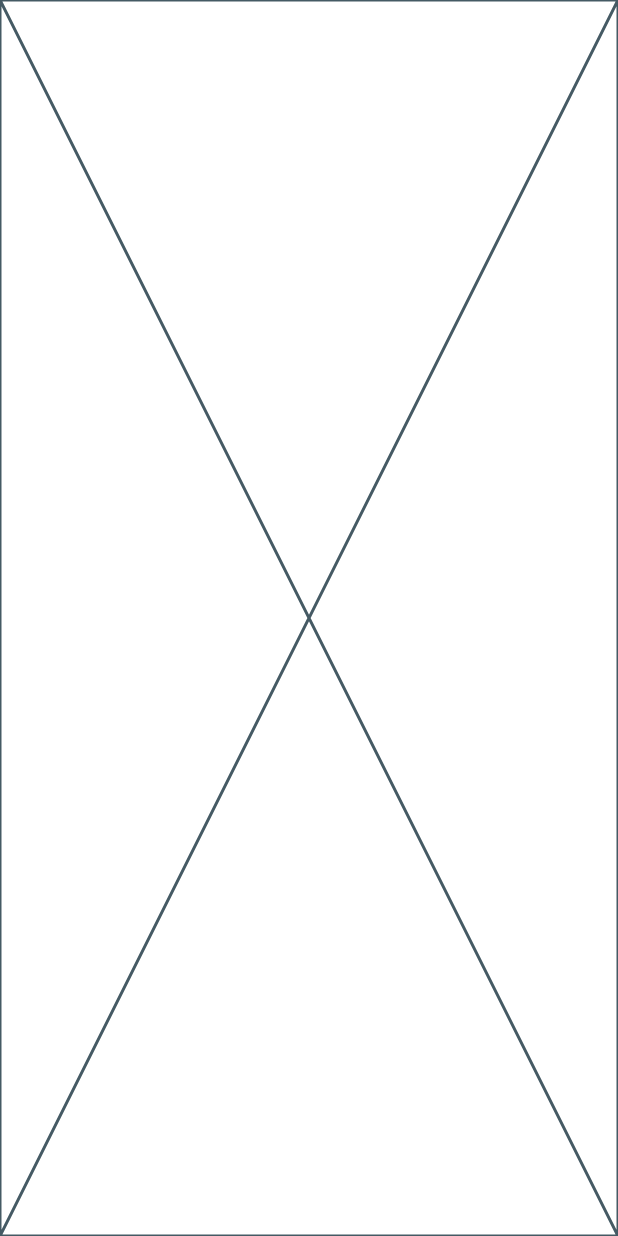
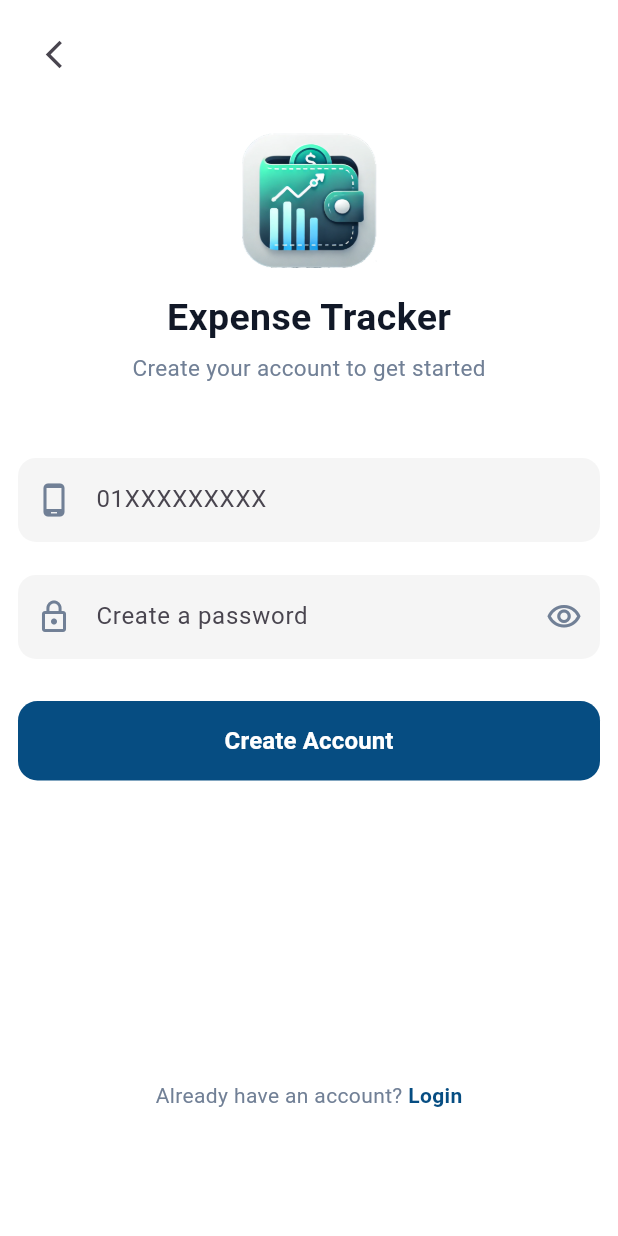
Before and after one commit to mahamudulhasan12/Financial-Tracker, a Flutter app: the screen it shows after launch, on a phone screen of 412 x 824 dp. Run offline on Flutter 3.47's test engine with Material 3 defaults, Android fonts, the phone set to English and light mode, and no system bars; our stand-ins replace get.

Commit message:
authentation screen

```diff
--- /dev/null
+++ b/lib/custom_widget/app_button.dart
@@ -0,0 +1,31 @@
+import 'package:flutter/material.dart';
+
+import 'apptext.dart';
+
+class AppButton extends StatelessWidget {
+  const AppButton({
+    super.key, required this.onPressed, required this.text,
+  });
+  final VoidCallback onPressed;
+  final String text;
+  @override
+  Widget build(BuildContext context) {
+    return ElevatedButton(
+      onPressed: onPressed,
+      style: ElevatedButton.styleFrom(
+        backgroundColor: Color(0xff064D82),
+        foregroundColor: Colors.white,
+        elevation: 0,
+        shape: RoundedRectangleBorder(
+          borderRadius: BorderRadius.circular(13),
+        ),
+      ),
+      child: AppText(
+        text: text,
+        fontSize: 16,
+        fontWeight: FontWeight.bold,
+        colors: Colors.white,
+      ),
+    );
+  }
+}
--- /dev/null
+++ b/lib/custom_widget/app_textfield.dart
@@ -0,0 +1,53 @@
+import 'package:flutter/material.dart';
+
+class AppTextField extends StatelessWidget {
+
+
+  const AppTextField({
+    super.key,
+    required this.hintText,
+    this.controller,
+    this.keyboardType,
+    this.obscureText = false,
+    this.prefixIcon,
+    this.suffixIcon, this.filled, this.color,
+
+  });
+
+  final String hintText;
+  final TextEditingController? controller;
+  final TextInputType? keyboardType;
+  final bool obscureText;
+  final Widget? prefixIcon;
+  final Widget? suffixIcon;
+  final bool? filled;
+  final Color ?color;
+
+
+  @override
+  Widget build(BuildContext context) {
+    return TextFormField(
+      controller: controller,
+      keyboardType: keyboardType,
+      obscureText: obscureText,
+      decoration: InputDecoration(
+        hintText: hintText,
+        prefixIcon: prefixIcon,
+        suffixIcon: suffixIcon,
+        filled: filled ?? true,
+        fillColor:color ?? Colors.grey.shade100,
+        border: OutlineInputBorder(
+          borderRadius: BorderRadius.circular(12),
+          borderSide: BorderSide.none,
+        ),
+        focusedBorder: OutlineInputBorder(
+          borderRadius: BorderRadius.circular(12),
+          borderSide: const BorderSide(
+            color: Colors.blue,
+            width: 1.5,
+          ),
+        ),
+      ),
+    );
+  }
+}
--- a/lib/custom_widget/apptext.dart
+++ b/lib/custom_widget/apptext.dart
@@ -1,7 +1,7 @@
 import 'package:flutter/material.dart';
 
 class AppText extends StatelessWidget {
-  const AppText({super.key, required this.text, this.fontSize, this.fontWeight, this.colors, this.tOverflow, this.tDecoration, this.maxline});
+  const AppText({super.key, required this.text, this.fontSize, this.fontWeight, this.colors, this.tOverflow, this.tDecoration, this.maxline, this.textAlign});
   final String text;
   final double ? fontSize;
   final FontWeight ? fontWeight;
@@ -9,11 +9,14 @@ class AppText extends StatelessWidget {
   final TextOverflow ? tOverflow;
   final TextDecoration ? tDecoration;
   final int ? maxline;
+  final TextAlign ? textAlign;
   @override
   Widget build(BuildContext context) {
     return  Text(
+    textAlign: textAlign,
       maxLines: maxline ?? 1,
       text,style: TextStyle(
+
       fontSize: fontSize ?? 14,
       fontWeight: fontWeight,
       color: colors ?? Colors.black,
--- a/lib/main.dart
+++ b/lib/main.dart
@@ -1,3 +1,4 @@
+import 'package:financial_tracker/view/authentation_screen/registation/registation_screen.dart';
 import 'package:financial_tracker/view/splash/splash_screen.dart';
 import 'package:flutter/material.dart';
 import 'package:get/get.dart';
@@ -19,7 +20,7 @@ class _MyAppState extends State<MyApp> {
     return  GetMaterialApp(
       debugShowCheckedModeBanner: false,
       theme: ThemeData.light(),
-      home:SplashScreen(),
+      home:RegisterScreen(),
     );
   }
 }
--- /dev/null
+++ b/lib/view/authentation_screen/registation/registation_screen.dart
@@ -0,0 +1,173 @@
+import 'package:financial_tracker/custom_widget/app_textfield.dart';
+import 'package:financial_tracker/view/authentation_screen/login/lgoin_screen.dart';
+import 'package:flutter/material.dart';
+
+import '../../../custom_widget/app_button.dart';
+import '../../../custom_widget/apptext.dart';
+
+import 'package:get/get.dart';
+
+
+class RegisterScreen extends StatefulWidget {
+  const RegisterScreen({super.key});
+
+  @override
+  State<RegisterScreen> createState() => _RegisterScreenState();
+}
+
+class _RegisterScreenState extends State<RegisterScreen> {
+  final phoneController = TextEditingController();
+  final passwordController = TextEditingController();
+
+  bool obscurePassword = true;
+
+  @override
+  void dispose() {
+    phoneController.dispose();
+    passwordController.dispose();
+    super.dispose();
+  }
+
+  @override
+  Widget build(BuildContext context) {
+    final size = MediaQuery.of(context).size;
+
+    return Scaffold(
+      backgroundColor: Colors.white,
+
+      body: ListView(
+        // physics: ScrollPhysics(),
+        // shrinkWrap: true,
+        padding: EdgeInsets.all(12),
+        children: [
+          // Back Button
+          Align(
+            alignment: Alignment.centerLeft,
+            child: IconButton(
+              onPressed: () {
+                // Navigator.pop(context);
+              },
+              icon: const Icon(
+                Icons.arrow_back_ios_new,
+                size: 22,
+              ),
+            ),
+          ),
+
+          SizedBox(height: size.height * 0.035),
+
+          // Logo
+          Image.asset(
+            'assets/logo/unnamed.png',
+            height: 90,
+            width: 90,
+            fit: BoxFit.contain,
+          ),
+
+           SizedBox(height: 15),
+
+          // Title
+           Center(
+             child: AppText(
+              text: 'Expense Tracker',
+              fontSize: 25,
+              fontWeight: FontWeight.bold,
+              colors: Color(0xff111827),
+                           ),
+           ),
+
+          const SizedBox(height: 5),
+
+          // Subtitle
+          Center(
+            child: const AppText(
+              text: 'Create your account to get started',
+              fontSize: 15,
+              colors: Color(0xff718096),
+            ),
+          ),
+
+          SizedBox(height: size.height * 0.06),
+
+          // Phone Number
+          AppTextField(
+            controller: phoneController,
+            hintText: '01XXXXXXXXX',
+            keyboardType: TextInputType.phone,
+            prefixIcon: const Icon(
+              Icons.phone_android_outlined,
+              color: Color(0xff718096),
+            ),
+          ),
+
+          const SizedBox(height: 22),
+
+          // Password
+          AppTextField(
+            controller: passwordController,
+            hintText: 'Create a password',
+            obscureText: obscurePassword,
+            prefixIcon: const Icon(
+              Icons.lock_outline,
+              color: Color(0xff718096),
+            ),
+            suffixIcon: IconButton(
+              onPressed: () {
+                setState(() {
+                  obscurePassword = !obscurePassword;
+                });
+              },
+              icon: Icon(
+                obscurePassword
+                    ? Icons.visibility_outlined
+                    : Icons.visibility_off_outlined,
+                color: const Color(0xff718096),
+              ),
+            ),
+          ),
+
+          const SizedBox(height: 28),
+
+          // Create Account Button
+          SizedBox(
+            width: double.infinity,
+            height: 53,
+            child: AppButton(onPressed: () {
+
+            }, text: 'Create Account',),
+          ),
+
+          // const Spacer(),
+
+          // Login Text
+          SizedBox(height: 200,),
+          Padding(
+            padding: const EdgeInsets.only(bottom: 35),
+            child: Row(
+              mainAxisAlignment: MainAxisAlignment.center,
+              children: [
+                const AppText(
+                  text: 'Already have an account? ',
+                  fontSize: 14,
+                  colors: Color(0xff718096),
+                ),
+
+                GestureDetector(
+                  onTap: () {
+                    Get.to(LoginScreen());
+                  },
+                  child: const AppText(
+                    text: 'Login',
+                    fontSize: 14,
+                    fontWeight: FontWeight.bold,
+                    colors: Color(0xff064D82),
+                  ),
+                ),
+              ],
+            ),
+          ),
+        ],
+      ),
+    );
+  }
+}
--- a/lib/view/home_screen.dart
+++ b/lib/view/home_screen.dart
@@ -1,3 +1,4 @@
+import 'package:financial_tracker/custom_widget/apptext.dart';
 import 'package:flutter/material.dart';
 
 class HomeScreen extends StatefulWidget {
@@ -10,6 +11,10 @@ class HomeScreen extends StatefulWidget {
 class _HomeScreenState extends State<HomeScreen> {
   @override
   Widget build(BuildContext context) {
-    return const Placeholder();
+    return Scaffold(
+      body: Center(
+        child: AppText(text: "Home Page",fontWeight: FontWeight.bold,),
+      ),
+    );
   }
 }
--- a/lib/view/splash/splash_screen.dart
+++ b/lib/view/splash/splash_screen.dart
@@ -16,7 +16,7 @@ class _SplashScreenState extends State<SplashScreen> {
   @override
   void initState() {
     super.initState();
-    Future.delayed(Duration(seconds: 3),()=>Get.off(()=>HomeScreen()));
+    Future.delayed(Duration(seconds: 2),()=>Get.off(()=>HomeScreen()));
 
   }
   @override
```
Also changed, not shown: lib/view/authentation_screen/login/lgoin_screen.dart (added, +176 -0 lines).
